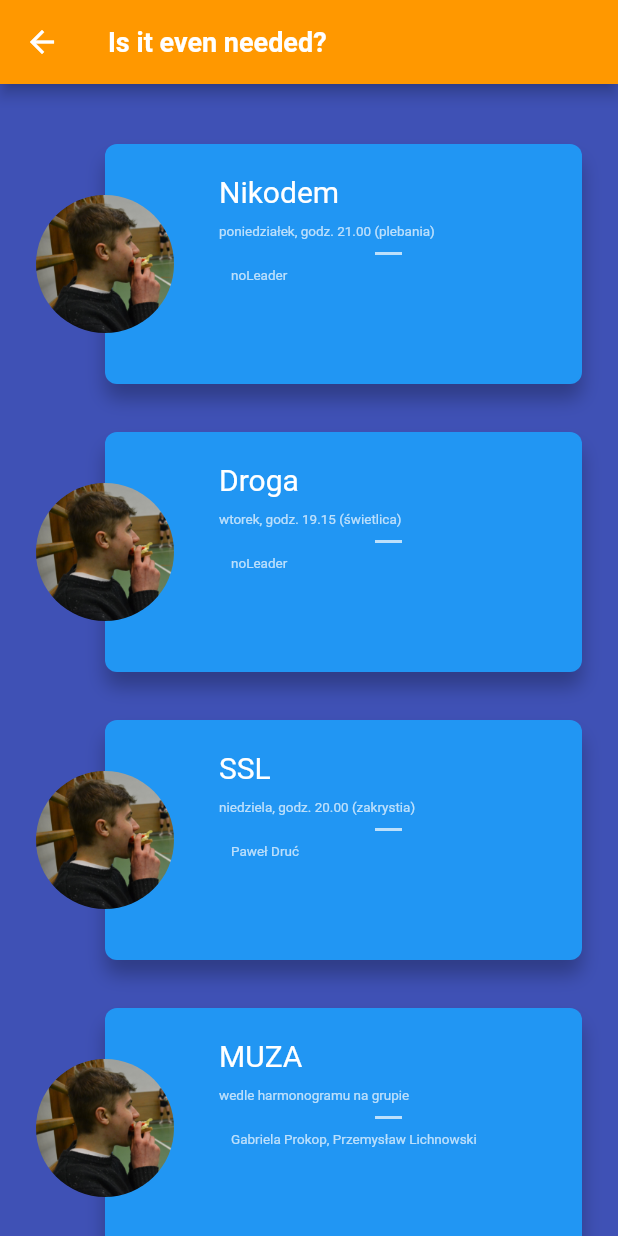
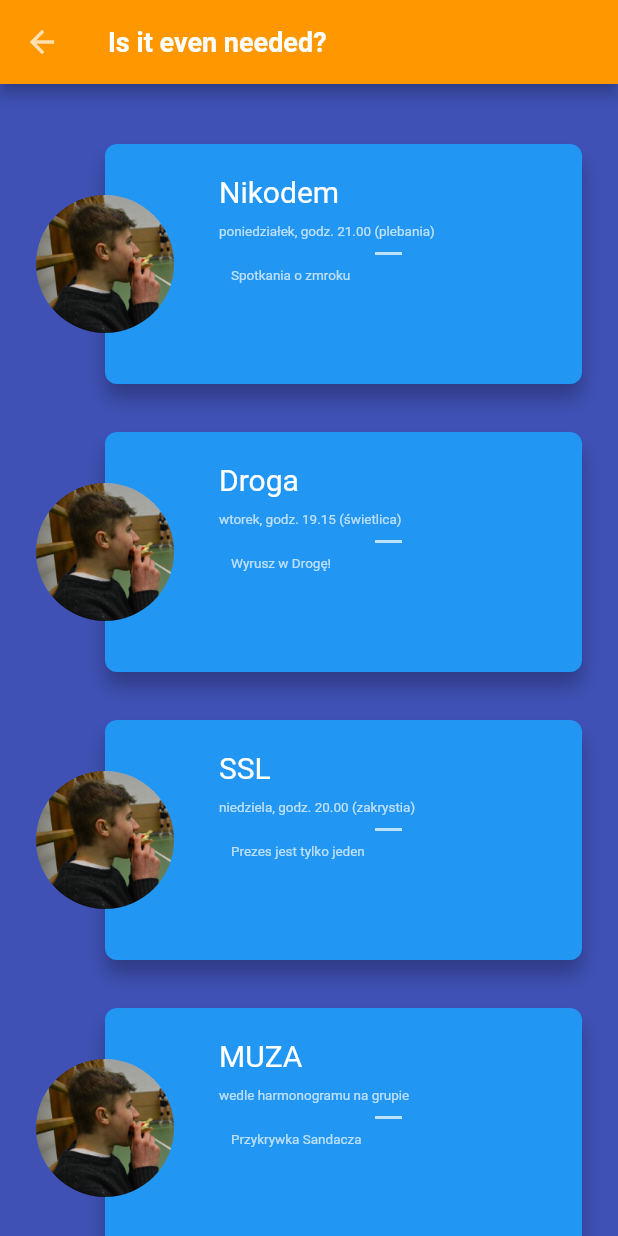
Before and after one commit to TakiBart/SandalApp, a Flutter app: the GroupsPage screen opened directly, on a phone screen of 412 x 824 dp. Run offline on Flutter 3.47's test engine with Material 2 defaults, Android fonts, the phone set to English and light mode, and no system bars.

Commit message:
Moved colors to one file.

```diff
--- a/sandal_app/lib/Group.dart
+++ b/sandal_app/lib/Group.dart
@@ -4,6 +4,7 @@ class Group{
   final String shortName;
   final String image;
   final String description;
+  final String shortDescription;
   final String time;
   final String leader;
   // TODO: How to implement link.
@@ -15,7 +16,7 @@ class Group{
   static final String picture = "http://dasandal.pl/public/.imaging/mte/dasandal-theme/large/dam/galeries/Holandia-2018/_DSC2470.jpg/jcr:content/_DSC2470.jpg";
 
   const Group({this.id, this.name, this.shortName, this.image, this.description,
-    this.time, this.leader, this.fbLink});
+    this.shortDescription, this.time, this.leader, this.fbLink});
 }
 
 // TODO: Shorter time format? E.g. Pn, 21:00 (plebania).
@@ -30,6 +31,7 @@ List<Group> groups = [
     shortName: "Nikodem",
     image: "assets/img/temp.jpg",
     description: "Podobnie, jak Nikodem, przychodzimy nocą zadawać ważne pytania Bogu. W Słowie Bożym chcemy szukać odpowiedzi na te najbardziej nurtujące - dotyczące drogi życiowej, miłości, szczęścia... Na spotkaniach rozważamy fragment Ewangelii przewidziany na najbliższą niedzielę. Oprócz krótkiego wyjaśnienia, medytacji w ciszy jest też możliwość dzielenia się Słowem i zadawania pytań odnośnie znaczenia tekstu. Na spotkanie warto zabrać ze sobą Pismo Święte i coś do pisania.",
+    shortDescription: "Spotkania o zmroku",
     time: "poniedziałek, godz. 21.00 (plebania)",
     leader: null,
     fbLink: null,
@@ -40,6 +42,7 @@ List<Group> groups = [
     shortName: "Droga",
     image: "assets/img/temp.jpg",
     description: "Po okresie studiów czas wyruszyć w drogę. Warto szukać na niej drogowskazów i czasem się zatrzymać, żeby nie pobłądzić. Ta grupa to propozycja dla tych, którzy zakończyli swoją akademicką przygodę, ale chcieliby kontynuować formację w gronie ludzi młodych. Zapraszamy osoby w  wieku 26-33 lat. Spotkania odbywają się w cyklu cztero tygodniowym:\n• Msza święta, a po niej integracja (I)\n• konwersatorium (II)\n• medytacja biblijna z adoracją Najświętszego Sakramentu (III)\n• wykład o tematyce teologicznej (IV)",
+    shortDescription: "Wyrusz w Drogę!",
     time: "wtorek, godz. 19.15 (świetlica)",
     leader: null,
     fbLink: null,
@@ -50,6 +53,7 @@ List<Group> groups = [
     shortName: "SSL",
     image: "assets/img/temp.jpg",
     description: "Liturgia jest piękna dzięki obecności Bożej i znakom, które tej obecności towarzyszą. Ich dobre przygotowanie może pomóc w lepszym przeżyciu misterium. Stąd potrzeba służby liturgicznej, która zadba, by liturgia faktycznie ukazywała Boga, a nie koncentrowała uwagi na różnych niedoskonałościach i brakach. Zachęcamy wszystkich studentów i ludzi młodych do zaangażowania się w Studencką Służbę Liturgiczną, która posługuje na Mszach akademickich – zwłaszcza o 20.30 w każdą niedzielę. Nie jest ważne czy wcześniej byłeś ministrantem lub lektorem – każdy zainteresowany może liczyć na przygotowanie do pełnienia różnych funkcji w zgromadzeniu liturgicznym. Ci którzy już są ministrantami lub lektorami z pewnością będą mieli okazję, by pogłębić swoją wiedzę liturgiczną.",
+    shortDescription: "Prezes jest tylko jeden",
     time: "niedziela, godz. 20.00 (zakrystia)",
     leader: "Paweł Druć",
     fbLink: "http://www.facebook.com/groups/675985865900401/",
@@ -60,6 +64,7 @@ List<Group> groups = [
     shortName: "MUZA",
     image: "assets/img/temp.jpg",
     description: "Każdy z nas potrzebuje wszechstronnego rozwoju. Wśród Imion Boga wymieniamy jednym tchem Prawdę i Dobro, a zapomnieliśmy – jak stwierdził bp Michał Janocha – że Bóg ma też na imię „Piękno”. Tego piękna chcemy szukać w ramach spotkań Klubu Kulturalnego Muza. Zapraszamy na wspólne wyjścia do teatru, filharmonii, kina, na tańce oraz dyskusje po obejrzeniu dobrego filmu.",
+    shortDescription: "Przykrywka Sandacza",
     time: "wedle harmonogramu na grupie",
     leader: "Gabriela Prokop, Przemysław Lichnowski",
     fbLink: "http://www.facebook.com/groups/KKMuza",
@@ -70,6 +75,7 @@ List<Group> groups = [
     shortName: "Kawiarenka",
     image: "assets/img/temp.jpg",
     description: "W każdą niedzielę, po wieczornej Mszy akademickiej zapraszamy wszystkich studentów i ludzi młodych do spędzenia chwili czasu w kawiarence. To dobra okazja, by rozmawiać o Słowie Bożym usłyszanym podczas Mszy świętej i zadać nurtujące pytania. Można też w dobrym towarzystwie przygotować się do akademickich zmagań, które już następnego dnia rano.",
+    shortDescription: "...herbaty szklanka wiernej...",
     time: "niedziela, godz. 21.30 (świetlica)",
     leader: "Martyna Matusiak",
     fbLink: null,
@@ -80,6 +86,7 @@ List<Group> groups = [
     shortName: "Gitara",
     image: "assets/img/temp.jpg",
     description: "Być niczym Chuck Berry a swoją grą na gitarze wzruszać serce ukochanej lub ukochanego? Zawsze o tym myślałeś, ale jakoś nie było okazji? Szukałeś grona, w którym mógłbyś czuć się swobodnie i rozwijać umiejętności muzyczne we własnym tempie? Jesteś studentem? Masz gitarę? Zatem zapraszamy na Studencki Kurs Gitarowy!",
+    shortDescription: "Paamięętaj mnie!",
     time: "wtorek, 20.00 (świetlica)",
     leader: "Marcin Sierawski",
     fbLink: null,
@@ -90,6 +97,7 @@ List<Group> groups = [
     shortName: "Arka",
     image: "assets/img/temp.jpg",
     description: "Lubisz majsterkować? Żeglować? A może chcesz spróbować czegoś nowego? Jeśli choć na jedno pytanie odpowiedziałeś twierdząco, zapraszamy Cię do budowy naszej łodzi – Arki Sandała! Dzięki pomocy Harcerstwa Wodnego masz niepowtarzalną okazję popływać na własnoręcznie odrestaurowanej łodzi, i poczuć się jak pierwsi uczniowie Jezusa – rybacy! Przy okazji nauczysz się współpracy w grupie, odpowiedzialności, i obsługi różnych narzędzi, co na pewno przyda Ci się w życiu. Możesz także zdobyć patenty, a przede wszystkim zacieśnić więzy przyjaźni ze wspaniałymi ludźmi! Poprzez wiarę, pracę, wytrwałość, i stawanie naprzeciw wyzwań budujemy także tę ważniejszą Arkę. Tę, która jest wewnątrz nas, aby była w stanie oprzeć się potopom życia codziennego.",
+    shortDescription: "Wypłyń na Głębię!",
     time: "wedle harmonogramu na grupie",
     leader: "Bartłomiej Suzonowicz",
     fbLink: "http://www.facebook.com/groups/195485391037713/",
--- a/sandal_app/lib/GroupSummary.dart
+++ b/sandal_app/lib/GroupSummary.dart
@@ -65,7 +65,8 @@ class GroupSummary extends StatelessWidget {
                           new Container(height: 12.0),
                           new Container(width: 8.0),
                           new Text(
-                            group.leader == null ? 'noLeader' : group.leader,
+//                            group.leader == null ? 'noLeader' : group.leader,
+                            group.shortDescription,
                             style: Style.smallTextStyle,
                           ),
                         ],
--- a/sandal_app/lib/Groups.dart
+++ b/sandal_app/lib/Groups.dart
@@ -2,6 +2,7 @@ import 'package:flutter/material.dart';
 
 import './GroupsPageBody.dart';
 import './TextStyles.dart';
+import './colors.dart';
 
 class GroupsPage extends StatelessWidget {
   GroupsPage(
@@ -20,7 +21,7 @@ class GroupsPage extends StatelessWidget {
           style: Style.titleTextStyle,
         ),
         iconTheme: IconThemeData(
-          color: Colors.white,
+          color: colors['appbarIconTheme'],
         ),
       ),
       body: Column(
--- a/sandal_app/lib/GroupsPageBody.dart
+++ b/sandal_app/lib/GroupsPageBody.dart
@@ -2,6 +2,7 @@ import 'package:flutter/material.dart';
 
 import './Group.dart';
 import './GroupSummary.dart';
+import './colors.dart';
 
 class GroupsPageBody extends StatelessWidget {
   final name;
@@ -14,7 +15,7 @@ class GroupsPageBody extends StatelessWidget {
     // Way with Slivers
     child: new Container(
       // Background
-      color: Colors.indigo,
+      color: colors['groupPageBody'],
       child: new CustomScrollView(
         scrollDirection: Axis.vertical,
         slivers: <Widget>[
--- /dev/null
+++ b/sandal_app/lib/colors.dart
@@ -0,0 +1,28 @@
+import 'package:flutter/material.dart';
+
+// TODO: Which way to save these?
+
+class MyColors{
+  static final appbarIconTheme = Colors.white70;
+  static final groupCardBackground = Colors.blue;
+}
+
+Map<String, Color> colors = {
+  'appbarIconTheme': Colors.white70,
+  'groupCardBackground': Colors.blue,
+  'groupCardShadow': Colors.black26,
+  'groupDetailBackground': Colors.deepOrangeAccent,
+  'groupDetailGradientTransparent': new Color(0x00000000),
+  'groupPageBody': Colors.indigo,
+  'iconBackground': Colors.orange,
+  'iconMain': Colors.white,
+  'primaryAppThemeData': Colors.orange,
+  // TODO: Separator color.
+  'separator': Colors.purple,
+  'separatorWhite': Colors.white70,
+  'tempSubMenuBackground': Colors.indigoAccent,
+
+  'commonTextStyle': Colors.white70,
+  'headerTextStyle': Colors.white,
+  'titleTextStyle': Colors.white70,
+};
--- a/sandal_app/lib/tempSubMenu.dart
+++ b/sandal_app/lib/tempSubMenu.dart
@@ -1,6 +1,7 @@
 import 'package:flutter/material.dart';
 
 import './TextStyles.dart';
+import './colors.dart';
 
 class MyTempPage extends StatefulWidget {
   MyTempPage(
@@ -49,11 +50,12 @@ class _MyTempPageState extends State<MyTempPage> {
           style: Style.titleTextStyle,
         ),
         iconTheme: IconThemeData(
-          color: Colors.white,
+          color: MyColors.appbarIconTheme,
         ),
       ),
       body: Container(
         color: Colors.indigoAccent,
+        padding: EdgeInsets.all(16.0),
         child: Center(
           child: Column(
             mainAxisAlignment: MainAxisAlignment.center,
@@ -61,6 +63,7 @@ class _MyTempPageState extends State<MyTempPage> {
               Text(
                 'You have pushed the button this many times:',
                 style: Style.headerTextStyle,
+                textAlign: TextAlign.center,
               ),
               Container(
                 margin: EdgeInsets.symmetric(vertical: 16.0),
```
